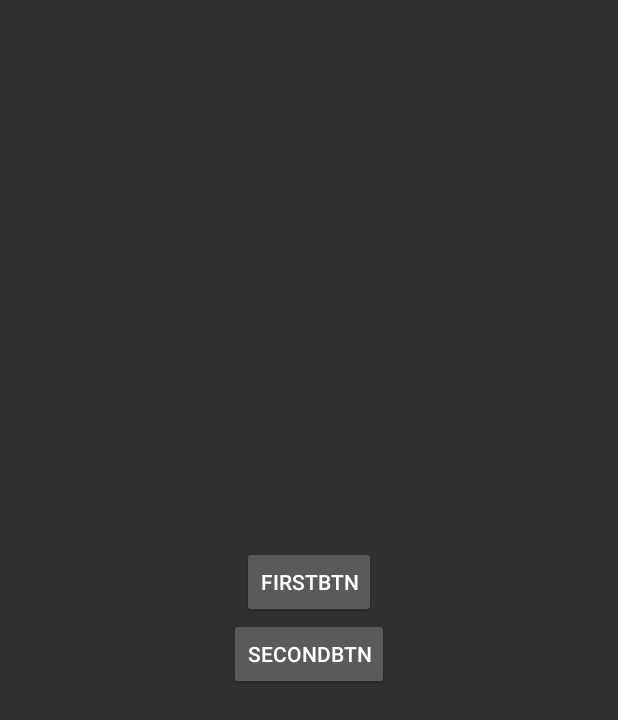
After one commit to GeunTaekOh/FindHisFingerPrint, an Android app: the ContentsTableActivity screen opened directly, with no data from a screen before it, on a phone screen of 412 x 824 dp. The commit adds this screen. Shown: the top 720 px of the screen. Run offline under Robolectric (Android 15) with nearby library versions, the phone set to English and light mode, and no system bars.

Commit message:
[기능추가] 중간 메뉴 추가. 구현은 완료되었으나 이미지 필요함

```diff
--- a/app/src/main/AndroidManifest.xml
+++ b/app/src/main/AndroidManifest.xml
@@ -32,6 +32,7 @@
             </intent-filter>
         </activity>
         <activity android:name=".SubMainActivity"/>
+        <activity android:name=".ContentsTableActivity"/>
     </application>
 
 </manifest>
--- /dev/null
+++ b/app/src/main/java/com/taek_aaa/opencv/ContentsTableActivity.java
@@ -0,0 +1,66 @@
+package com.taek_aaa.opencv;
+
+import android.content.Intent;
+import android.os.Bundle;
+import android.support.v7.app.AppCompatActivity;
+import android.view.View;
+import android.widget.Button;
+import android.widget.Toast;
+
+/**
+ * Created by taek_aaa on 2017. 8. 4..
+ */
+
+public class ContentsTableActivity extends AppCompatActivity{
+
+    public static int contentsTableIndex =0;
+    private Intent intent;
+    private long lastTimeBackPressed;           //뒤로가기 버튼을 2번 누르면 종료하기 위해 담은 변수
+
+
+    @Override
+    protected void onCreate(Bundle savedInstanceState) {
+        super.onCreate(savedInstanceState);
+        setContentView(R.layout.activity_contentstable);
+        Button btn1 = (Button)findViewById(R.id.first_btn);
+
+        intent = new Intent(this, SubMainActivity.class);
+
+
+
+        btn1.setOnClickListener(new View.OnClickListener() {
+            @Override
+            public void onClick(View view) {
+                startActivity(intent);
+                contentsTableIndex=0;
+            }
+        });
+
+        Button btn2 = (Button)findViewById(R.id.second_btn);
+        btn2.setOnClickListener(new View.OnClickListener() {
+            @Override
+            public void onClick(View view) {
+                startActivity(intent);
+                contentsTableIndex=1;
+            }
+        });
+
+
+    }
+
+    @Override
+    public void onBackPressed() {       //뒤로가기 2번 1.5초 안에 클릭시 종료
+        if (System.currentTimeMillis() - lastTimeBackPressed < 1500) {
+            moveTaskToBack(true);
+            finish();       //현재 보이는 페이지 종료
+            android.os.Process.killProcess(android.os.Process.myPid());     //어플 완전 종료
+            return;
+        }
+        Toast.makeText(ContentsTableActivity.this, "'뒤로' 버튼을 한번 더 누르면 종료됩니다", Toast.LENGTH_SHORT).show();
+        lastTimeBackPressed = System.currentTimeMillis();
+    }
+
+
+
+
+}
--- a/app/src/main/java/com/taek_aaa/opencv/MainActivity.java
+++ b/app/src/main/java/com/taek_aaa/opencv/MainActivity.java
@@ -132,8 +132,10 @@ public class MainActivity extends AppCompatActivity
 
 
         if (ConvertRGBtoGray(matInput.getNativeObjAddr(), matResult.getNativeObjAddr()) == 1) {
-            if (num > 10)
-                startActivity(new Intent(this, SubMainActivity.class));
+            if (num > 10) {
+                //startActivity(new Intent(this, SubMainActivity.class));
+                startActivity(new Intent(this, ContentsTableActivity.class));
+            }
             num++;
             Log.e("test", "인식함");
         } else
--- /dev/null
+++ b/app/src/main/res/layout/activity_contentstable.xml
@@ -0,0 +1,35 @@
+<?xml version="1.0" encoding="utf-8"?>
+<LinearLayout xmlns:android="http://schemas.android.com/apk/res/android"
+    android:layout_width="match_parent"
+    android:layout_height="match_parent"
+    android:orientation="vertical">
+
+    <LinearLayout
+        android:layout_width="wrap_content"
+        android:layout_height="match_parent"
+        android:gravity="center"
+        android:layout_gravity="center"
+        android:orientation="vertical"
+        >
+
+        <Button
+            android:id="@+id/first_btn"
+            android:layout_width="wrap_content"
+            android:layout_height="wrap_content"
+            android:layout_gravity="center"
+            android:text="FirstBtn"
+
+            />
+
+
+        <Button
+            android:id="@+id/second_btn"
+            android:layout_width="wrap_content"
+            android:layout_height="wrap_content"
+            android:layout_gravity="center"
+            android:gravity="center"
+            android:text="SecondBtn" />
+    </LinearLayout>
+
+
+</LinearLayout>
```
Also changed, not shown: app/src/main/java/com/taek_aaa/opencv/PageFragment2.java (added, +106 -0 lines), app/src/main/java/com/taek_aaa/opencv/SubMainActivity.java (+17 -17 lines).
